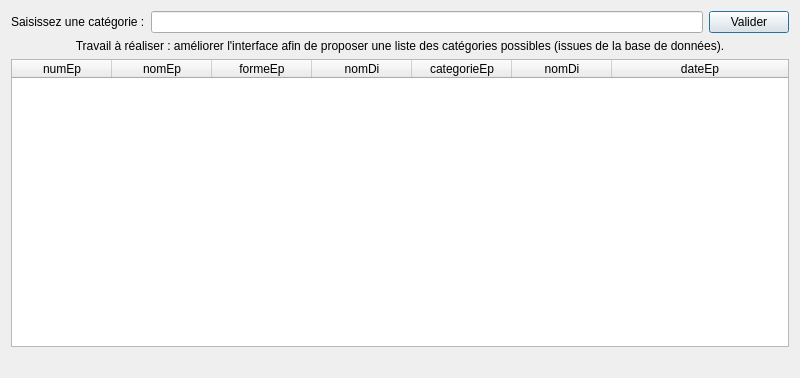
The window that projet/gui/fct_comp_2.ui (AEtheve/CEBD-PROJET-JO) describes before a commit, drawn with Qt 5.
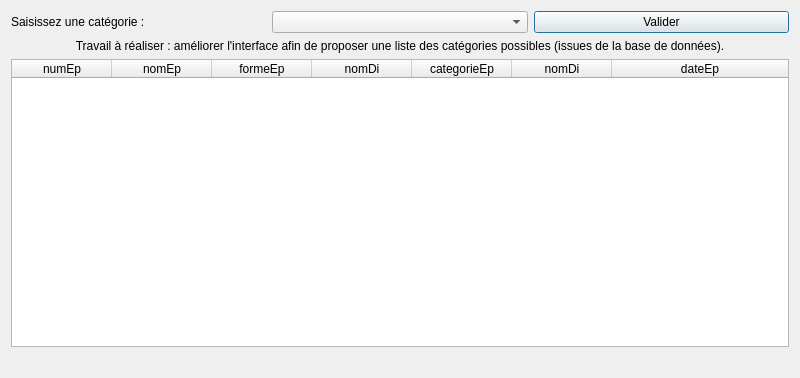
The same window after the commit.

```diff
--- a/projet/gui/fct_comp_2.ui
+++ b/projet/gui/fct_comp_2.ui
@@ -24,7 +24,7 @@
       </widget>
      </item>
      <item>
-      <widget class="QLineEdit" name="lineEdit_fct_comp_2"/>
+      <widget class="QComboBox" name="comboBox"/>
      </item>
      <item>
       <widget class="QPushButton" name="pushButton_fct_comp_2">
```
